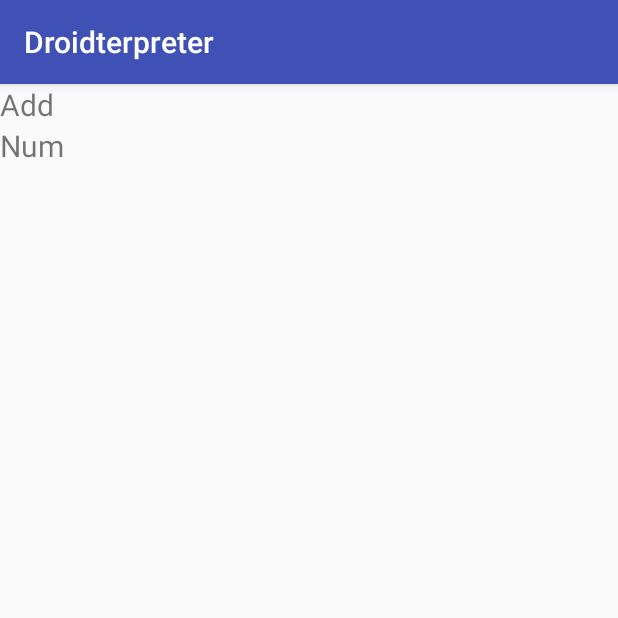
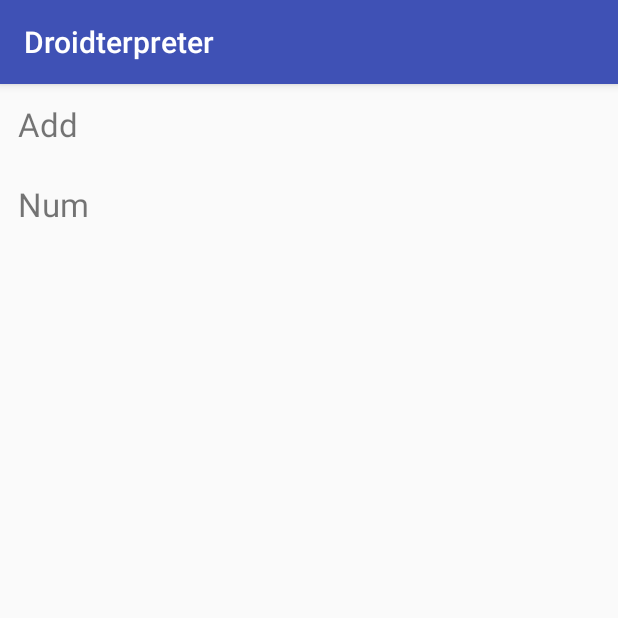
Before and after one commit to dyns/droidterpreter, an Android app: the BlockPickerActivity screen opened directly, with no data from a screen before it, on a phone screen of 412 x 824 dp, the top half of it. Run offline under Robolectric (Android 15) with nearby library versions, the phone set to English and light mode, and no system bars.

```diff
--- a/app/build.gradle
+++ b/app/build.gradle
@@ -8,7 +8,7 @@ android {
     compileSdkVersion 26
     defaultConfig {
         applicationId "a84934.droidterpreter"
-        minSdkVersion 23
+        minSdkVersion 24
         targetSdkVersion 26
         versionCode 1
         versionName "1.0"
@@ -16,7 +16,7 @@ android {
     }
     buildTypes {
         release {
-            minifyEnabled false
+            minifyEnabled true
             proguardFiles getDefaultProguardFile('proguard-android.txt'), 'proguard-rules.pro'
         }
     }
--- a/app/src/main/res/layout/cell_block_type.xml
+++ b/app/src/main/res/layout/cell_block_type.xml
@@ -2,10 +2,11 @@
 <LinearLayout
     xmlns:android="http://schemas.android.com/apk/res/android"
     android:layout_width="match_parent"
-    android:layout_height="wrap_content">
+    android:layout_height="wrap_content"
+    android:padding="12dp">
 
     <TextView
-        android:textSize="20sp"
+        android:textSize="22sp"
         android:id="@+id/typeTextView"
         android:layout_width="match_parent"
         android:layout_height="match_parent" />
--- a/app/src/main/res/values/colors.xml
+++ b/app/src/main/res/values/colors.xml
@@ -2,5 +2,5 @@
 <resources>
     <color name="colorPrimary">#3F51B5</color>
     <color name="colorPrimaryDark">#303F9F</color>
-    <color name="colorAccent">#FF4081</color>
+    <color name="colorAccent">#0099cc</color>
 </resources>
--- a/gradle.properties
+++ b/gradle.properties
@@ -11,6 +11,7 @@
 # The setting is particularly useful for tweaking memory settings.
 org.gradle.jvmargs=-Xmx1536m
 
+proguard.config=proguard.cfg
 # When configured, Gradle will run in incubating parallel mode.
 # This option should only be used with decoupled projects. More details, visit
 # http://www.gradle.org/docs/current/userguide/multi_project_builds.html#sec:decoupled_projects
```
Also changed, not shown: app/src/main/java/a84934/droidterpreter/GView.java (+28 -4 lines), app/src/main/java/a84934/droidterpreter/GraphView.kt (deleted, +0 -8 lines), 2 other files.
